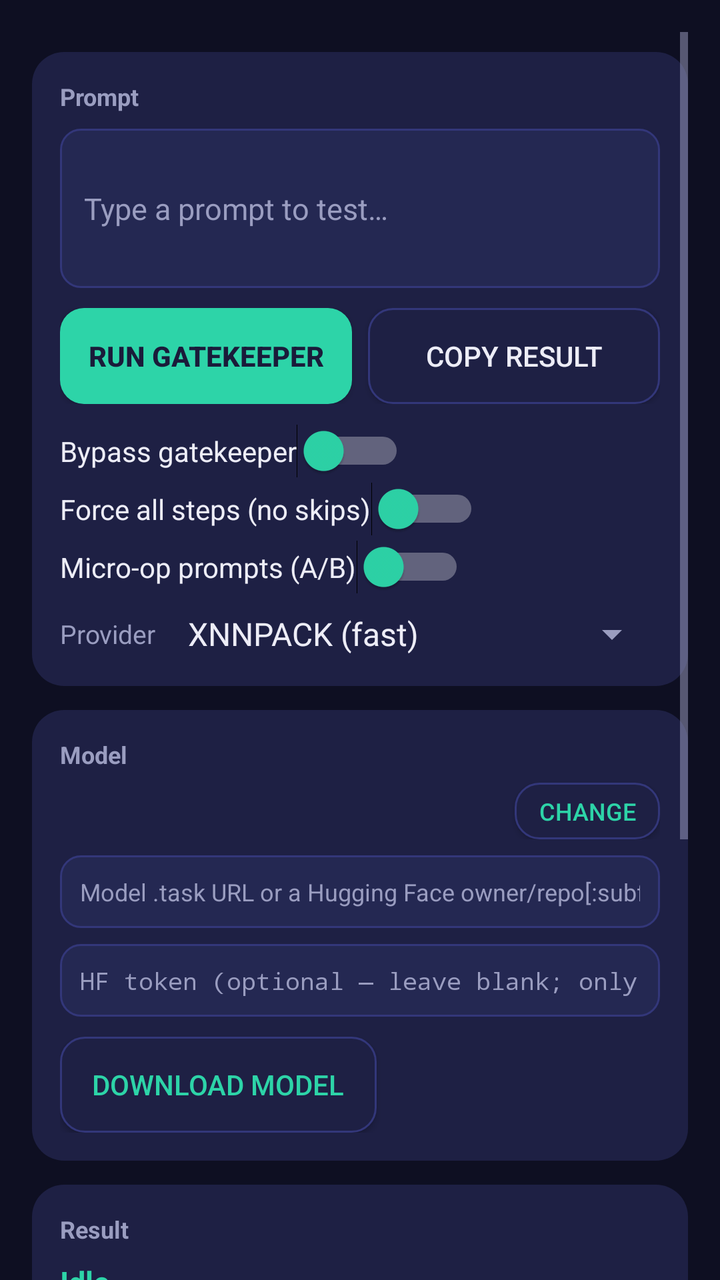
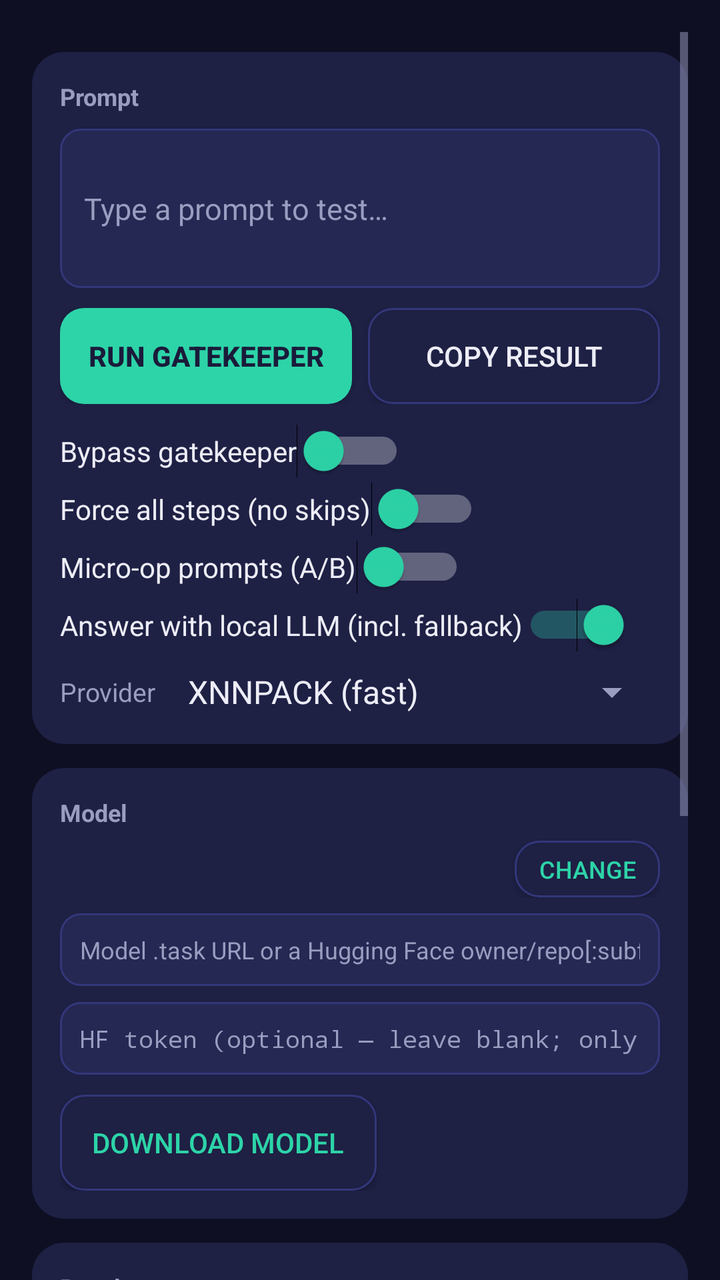

Screens rendered from an Android XML layout before and after an edit, with the pre-edit source and the edit as a unified diff.
<!-- AndroidManifest.xml: application theme AppTheme -->
<!-- res/layout/activity_main.xml -->
<?xml version="1.0" encoding="utf-8"?>
<ScrollView xmlns:android="http://schemas.android.com/apk/res/android"
    android:layout_width="match_parent"
    android:layout_height="match_parent"
    android:background="@color/gatekeeper_bg"
    android:clipToPadding="false"
    android:padding="16dp">

    <LinearLayout
        android:layout_width="match_parent"
        android:layout_height="wrap_content"
        android:orientation="vertical"
        android:paddingBottom="96dp">

        <LinearLayout
            android:layout_width="match_parent"
            android:layout_height="wrap_content"
            android:layout_marginTop="10dp"
            android:background="@drawable/card_bg"
            android:orientation="vertical"
            android:padding="14dp">

            <TextView
                android:layout_width="wrap_content"
                android:layout_height="wrap_content"
                android:text="@string/section_prompt"
                android:textColor="@color/gatekeeper_muted"
                android:textSize="12sp"
                android:textStyle="bold" />

            <EditText
                android:id="@+id/input"
                android:layout_width="match_parent"
                android:layout_height="wrap_content"
                android:layout_marginTop="8dp"
                android:background="@drawable/field_bg"
                android:hint="@string/hint_input"
                android:inputType="textMultiLine"
                android:minLines="3"
                android:padding="12dp"
                android:textColor="@color/gatekeeper_text"
                android:textColorHint="@color/gatekeeper_muted"
                android:textSize="15sp" />

            <LinearLayout
                android:layout_width="match_parent"
                android:layout_height="wrap_content"
                android:layout_marginTop="10dp"
                android:orientation="horizontal">

                <Button
                    android:id="@+id/runButton"
                    android:layout_width="0dp"
                    android:layout_height="wrap_content"
                    android:layout_weight="1"
                    android:background="@drawable/btn_accent"
                    android:text="@string/run"
                    android:textColor="@color/gatekeeper_navy"
                    android:textStyle="bold" />

                <Button
                    android:id="@+id/copyButton"
                    android:layout_width="0dp"
                    android:layout_height="wrap_content"
                    android:layout_marginStart="8dp"
                    android:layout_weight="1"
                    android:background="@drawable/btn_subtle"
                    android:text="@string/copy_result"
                    android:textColor="@color/gatekeeper_text" />
            </LinearLayout>

            <Switch
                android:id="@+id/bypassGatekeeper"
                android:layout_width="wrap_content"
                android:layout_height="wrap_content"
                android:layout_marginTop="10dp"
                android:text="@string/bypass_gatekeeper"
                android:textColor="@color/gatekeeper_text"
                android:thumbTint="@color/gatekeeper_mint" />

            <Switch
                android:id="@+id/forceAllSteps"
                android:layout_width="wrap_content"
                android:layout_height="wrap_content"
                android:layout_marginTop="2dp"
                android:text="@string/force_all_steps"
                android:textColor="@color/gatekeeper_text"
                android:thumbTint="@color/gatekeeper_mint" />

            <Switch
                android:id="@+id/promptSetSwitch"
                android:layout_width="wrap_content"
                android:layout_height="wrap_content"
                android:layout_marginTop="2dp"
                android:text="@string/use_micro_op_prompts"
                android:textColor="@color/gatekeeper_text"
                android:thumbTint="@color/gatekeeper_mint" />

            <LinearLayout
                android:layout_width="match_parent"
                android:layout_height="wrap_content"
                android:layout_marginTop="8dp"
                android:gravity="center_vertical"
                android:orientation="horizontal">

                <TextView
                    android:layout_width="wrap_content"
                    android:layout_height="wrap_content"
                    android:text="@string/provider_label"
                    android:textColor="@color/gatekeeper_muted"
                    android:textSize="13sp" />

                <Spinner
                    android:id="@+id/providerSpinner"
                    android:layout_width="0dp"
                    android:layout_height="wrap_content"
                    android:layout_marginStart="8dp"
                    android:layout_weight="1"
                    android:entries="@array/provider_options"
                    android:textColor="@color/gatekeeper_text" />
            </LinearLayout>
        </LinearLayout>

        <LinearLayout
            android:layout_width="match_parent"
            android:layout_height="wrap_content"
            android:layout_marginTop="12dp"
            android:background="@drawable/card_bg"
            android:orientation="vertical"
            android:padding="14dp">

            <TextView
                android:layout_width="wrap_content"
                android:layout_height="wrap_content"
                android:text="@string/section_model"
                android:textColor="@color/gatekeeper_muted"
                android:textSize="12sp"
                android:textStyle="bold" />

            <LinearLayout
                android:layout_width="match_parent"
                android:layout_height="wrap_content"
                android:layout_marginTop="6dp"
                android:gravity="center_vertical"
                android:orientation="horizontal">

                <TextView
                    android:id="@+id/modelStatus"
                    android:layout_width="0dp"
                    android:layout_height="wrap_content"
                    android:layout_weight="1"
                    android:textColor="@color/gatekeeper_text"
                    android:textSize="12sp" />

                <Button
                    android:id="@+id/modelToggleButton"
                    android:layout_width="wrap_content"
                    android:layout_height="wrap_content"
                    android:layout_marginStart="8dp"
                    android:background="@drawable/btn_subtle"
                    android:minHeight="0dp"
                    android:minWidth="0dp"
                    android:paddingStart="12dp"
                    android:paddingEnd="12dp"
                    android:paddingTop="6dp"
                    android:paddingBottom="6dp"
                    android:text="@string/change_model"
                    android:textColor="@color/gatekeeper_mint"
                    android:textSize="12sp" />
            </LinearLayout>

            <LinearLayout
                android:id="@+id/modelForm"
                android:layout_width="match_parent"
                android:layout_height="wrap_content"
                android:orientation="vertical">

                <EditText
                    android:id="@+id/modelUrl"
                    android:layout_width="match_parent"
                    android:layout_height="wrap_content"
                    android:layout_marginTop="8dp"
                    android:background="@drawable/field_bg"
                    android:hint="@string/hint_model_url"
                    android:inputType="textUri"
                    android:padding="10dp"
                    android:singleLine="true"
                    android:textColor="@color/gatekeeper_text"
                    android:textColorHint="@color/gatekeeper_muted"
                    android:textSize="12sp" />

                <EditText
                    android:id="@+id/hfToken"
                    android:layout_width="match_parent"
                    android:layout_height="wrap_content"
                    android:layout_marginTop="8dp"
                    android:background="@drawable/field_bg"
                    android:hint="@string/hint_hf_token"
                    android:inputType="textPassword"
                    android:padding="10dp"
                    android:singleLine="true"
                    android:textColor="@color/gatekeeper_text"
                    android:textColorHint="@color/gatekeeper_muted"
                    android:textSize="12sp" />

            <Button
                android:id="@+id/downloadButton"
                android:layout_width="wrap_content"
                android:layout_height="wrap_content"
                android:layout_marginTop="10dp"
                android:background="@drawable/btn_subtle"
                android:paddingStart="16dp"
                android:paddingEnd="16dp"
                android:paddingTop="10dp"
                android:paddingBottom="10dp"
                android:text="@string/download_model"
                android:textColor="@color/gatekeeper_mint" />

                <ProgressBar
                    android:id="@+id/downloadProgress"
                    style="?android:attr/progressBarStyleHorizontal"
                    android:layout_width="match_parent"
                    android:layout_height="wrap_content"
                    android:layout_marginTop="8dp"
                    android:max="100"
                    android:progressTint="@color/gatekeeper_mint"
                    android:visibility="gone" />
            </LinearLayout>

            <TextView
                android:id="@+id/updateStatus"
                android:layout_width="match_parent"
                android:layout_height="wrap_content"
                android:layout_marginTop="4dp"
                android:textColor="@color/gatekeeper_amber"
                android:textSize="12sp"
                android:textStyle="bold"
                android:visibility="gone" />
        </LinearLayout>

        <LinearLayout
            android:layout_width="match_parent"
            android:layout_height="wrap_content"
            android:layout_marginTop="12dp"
            android:background="@drawable/card_bg"
            android:orientation="vertical"
            android:padding="14dp">

            <LinearLayout
                android:layout_width="match_parent"
                android:layout_height="wrap_content"
                android:gravity="center_vertical"
                android:orientation="horizontal">

                <TextView
                    android:layout_width="0dp"
                    android:layout_height="wrap_content"
                    android:layout_weight="1"
                    android:text="@string/section_result"
                    android:textColor="@color/gatekeeper_muted"
                    android:textSize="12sp"
                    android:textStyle="bold" />

                <TextView
                    android:id="@+id/statusBadge"
                    android:layout_width="wrap_content"
                    android:layout_height="wrap_content"
                    android:minHeight="0dp"
                    android:minWidth="0dp"
                    android:paddingStart="10dp"
                    android:paddingEnd="10dp"
                    android:paddingTop="4dp"
                    android:paddingBottom="4dp"
                    android:textSize="11sp"
                    android:textStyle="bold"
                    android:visibility="gone" />

                <TextView
                    android:id="@+id/totalBadge"
                    android:layout_width="wrap_content"
                    android:layout_height="wrap_content"
                    android:layout_marginStart="6dp"
                    android:minHeight="0dp"
                    android:minWidth="0dp"
                    android:paddingStart="10dp"
                    android:paddingEnd="10dp"
                    android:paddingTop="4dp"
                    android:paddingBottom="4dp"
                    android:textSize="11sp"
                    android:textStyle="bold"
                    android:visibility="gone" />
            </LinearLayout>

            <TextView
                android:id="@+id/statusView"
                android:layout_width="match_parent"
                android:layout_height="wrap_content"
                android:layout_marginTop="8dp"
                android:text="Idle."
                android:textColor="@color/gatekeeper_mint"
                android:textSize="15sp"
                android:textStyle="bold" />

            <TextView
                android:id="@+id/pipelineTitle"
                android:layout_width="match_parent"
                android:layout_height="wrap_content"
                android:layout_marginTop="10dp"
                android:text="@string/tab_pipeline"
                android:textColor="@color/gatekeeper_mint"
                android:textSize="12sp"
                android:textStyle="bold" />

            <LinearLayout
                android:id="@+id/pipelineMetaView"
                android:layout_width="match_parent"
                android:layout_height="wrap_content"
                android:layout_marginTop="6dp"
                android:animateLayoutChanges="true"
                android:orientation="vertical"
                android:visibility="gone" />

            <LinearLayout
                android:id="@+id/stepsView"
                android:layout_width="match_parent"
                android:layout_height="wrap_content"
                android:layout_marginTop="8dp"
                android:animateLayoutChanges="true"
                android:orientation="vertical" />

            <TextView
                android:id="@+id/debugLogView"
                android:layout_width="match_parent"
                android:layout_height="wrap_content"
                android:layout_marginTop="8dp"
                android:textColor="@color/gatekeeper_muted"
                android:textIsSelectable="true"
                android:textSize="10sp"
                android:typeface="monospace"
                android:visibility="gone" />

            <TextView
                android:id="@+id/telemetryView"
                android:layout_width="match_parent"
                android:layout_height="wrap_content"
                android:layout_marginTop="8dp"
                android:textColor="@color/gatekeeper_muted"
                android:textIsSelectable="true"
                android:textSize="12sp"
                android:typeface="monospace" />

            <TextView
                android:layout_width="wrap_content"
                android:layout_height="wrap_content"
                android:layout_marginTop="12dp"
                android:text="@string/section_final_answer"
                android:textColor="@color/gatekeeper_muted"
                android:textSize="12sp"
                android:textStyle="bold" />

            <LinearLayout
                android:layout_width="match_parent"
                android:layout_height="wrap_content"
                android:layout_marginTop="6dp"
                android:background="@drawable/field_bg"
                android:orientation="vertical"
                android:padding="12dp">

                <TextView
                    android:layout_width="wrap_content"
                    android:layout_height="wrap_content"
                    android:text="@string/label_original_request"
                    android:textColor="@color/gatekeeper_mint"
                    android:textSize="12sp"
                    android:textStyle="bold" />

                <TextView
                    android:id="@+id/answerPromptView"
                    android:layout_width="match_parent"
                    android:layout_height="wrap_content"
                    android:layout_marginTop="4dp"
                    android:textColor="@color/gatekeeper_text"
                    android:textIsSelectable="true"
                    android:textSize="13sp" />

                <TextView
                    android:layout_width="wrap_content"
                    android:layout_height="wrap_content"
                    android:layout_marginTop="10dp"
                    android:text="@string/label_final_response"
                    android:textColor="@color/gatekeeper_mint"
                    android:textSize="12sp"
                    android:textStyle="bold" />

                <TextView
                    android:id="@+id/outputView"
                    android:layout_width="match_parent"
                    android:layout_height="wrap_content"
                    android:layout_marginTop="4dp"
                    android:textColor="@color/gatekeeper_text"
                    android:textIsSelectable="true"
                    android:textSize="13sp" />
            </LinearLayout>
        </LinearLayout>
    </LinearLayout>
</ScrollView>
<!-- resources referenced by this layout -->
<resources>
  <string-array name="provider_options">
          <item>XNNPACK (fast)</item>
          <item>CPU only</item>
          <item>Both — benchmark</item>
      </string-array>
  <color name="gatekeeper_amber">#FFC531</color>
  <color name="gatekeeper_bg">#0E0F22</color>
  <color name="gatekeeper_mint">#2DD4A8</color>
  <color name="gatekeeper_muted">#9A9DC0</color>
  <color name="gatekeeper_navy">#1A1B3A</color>
  <color name="gatekeeper_text">#EDEDF7</color>
  <!-- drawable btn_accent (drawable) -->
  <?xml version="1.0" encoding="utf-8"?>
  <shape xmlns:android="http://schemas.android.com/apk/res/android" android:shape="rectangle">
      <corners android:radius="12dp" />
      <solid android:color="@color/gatekeeper_mint" />
  </shape>
  <!-- drawable btn_subtle (drawable) -->
  <?xml version="1.0" encoding="utf-8"?>
  <shape xmlns:android="http://schemas.android.com/apk/res/android" android:shape="rectangle">
      <corners android:radius="12dp" />
      <solid android:color="@color/gatekeeper_surface" />
      <stroke android:width="1dp" android:color="@color/gatekeeper_divider" />
  </shape>
  <!-- drawable card_bg (drawable) -->
  <?xml version="1.0" encoding="utf-8"?>
  <shape xmlns:android="http://schemas.android.com/apk/res/android" android:shape="rectangle">
      <corners android:radius="16dp" />
      <solid android:color="@color/gatekeeper_surface" />
  </shape>
  <!-- drawable field_bg (drawable) -->
  <?xml version="1.0" encoding="utf-8"?>
  <shape xmlns:android="http://schemas.android.com/apk/res/android" android:shape="rectangle">
      <corners android:radius="10dp" />
      <solid android:color="@color/gatekeeper_field" />
      <stroke android:width="1dp" android:color="@color/gatekeeper_divider" />
  </shape>
  <string name="bypass_gatekeeper">Bypass gatekeeper</string>
  <string name="change_model">Change</string>
  <string name="copy_result">Copy result</string>
  <string name="download_model">Download model</string>
  <string name="force_all_steps">Force all steps (no skips)</string>
  <string name="hint_hf_token">HF token (optional — leave blank; only gated repos need one)</string>
  <string name="hint_input">Type a prompt to test…</string>
  <string name="hint_model_url">Model .task URL or a Hugging Face owner/repo[:subfolder]</string>
  <string name="label_final_response">Final response</string>
  <string name="label_original_request">Original request</string>
  <string name="provider_label">Provider</string>
  <string name="run">Run gatekeeper</string>
  <string name="section_final_answer">Final answer</string>
  <string name="section_model">Model</string>
  <string name="section_prompt">Prompt</string>
  <string name="section_result">Result</string>
  <string name="tab_pipeline">Pipeline</string>
  <string name="use_micro_op_prompts">Micro-op prompts (A/B)</string>
  <style name="AppTheme" parent="android:Theme.Material.NoActionBar">
          <item name="android:windowBackground">@color/gatekeeper_bg</item>
          <item name="android:colorBackground">@color/gatekeeper_bg</item>
          <item name="android:textColorPrimary">@color/gatekeeper_text</item>
          <item name="android:textColorSecondary">@color/gatekeeper_muted</item>
          <item name="android:colorAccent">@color/gatekeeper_mint</item>
          <item name="android:statusBarColor">@color/gatekeeper_bg</item>
          <item name="android:navigationBarColor">@color/gatekeeper_bg</item>
      </style>
  <color name="gatekeeper_surface">#1E2044</color>
  <color name="gatekeeper_divider">#33377A</color>
  <color name="gatekeeper_field">#242852</color>
</resources>

<!-- the commit's change to res/layout/activity_main.xml (unified diff, before → after) -->
@@ -93,6 +93,16 @@
                 android:layout_height="wrap_content"
                 android:layout_marginTop="2dp"
                 android:text="@string/use_micro_op_prompts"
+                android:textColor="@color/gatekeeper_text"
+                android:thumbTint="@color/gatekeeper_mint" />
+
+            <Switch
+                android:id="@+id/answerLocalSwitch"
+                android:layout_width="wrap_content"
+                android:layout_height="wrap_content"
+                android:layout_marginTop="2dp"
+                android:checked="true"
+                android:text="@string/answer_with_local_llm"
                 android:textColor="@color/gatekeeper_text"
                 android:thumbTint="@color/gatekeeper_mint" />
 
<!-- resource entries referenced after the edit -->
@@ -37,6 +37,7 @@
       <solid android:color="@color/gatekeeper_field" />
       <stroke android:width="1dp" android:color="@color/gatekeeper_divider" />
   </shape>
+  <string name="answer_with_local_llm">Answer with local LLM (incl. fallback)</string>
   <string name="bypass_gatekeeper">Bypass gatekeeper</string>
   <string name="change_model">Change</string>
   <string name="copy_result">Copy result</string>
